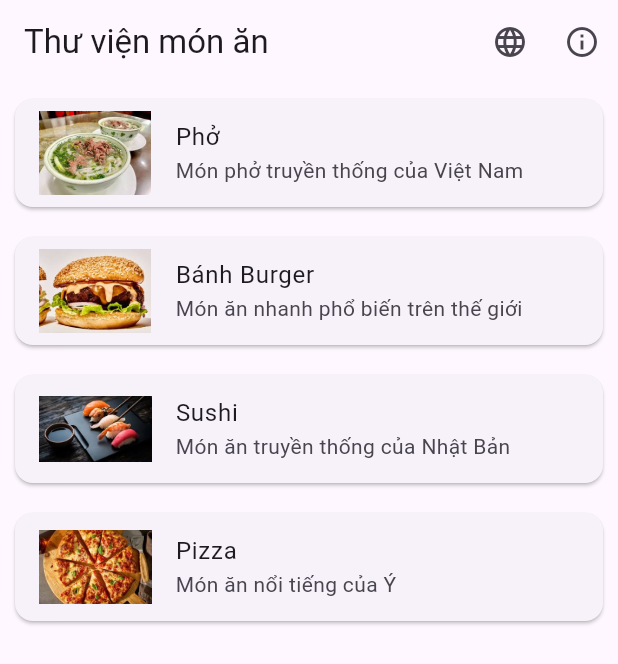
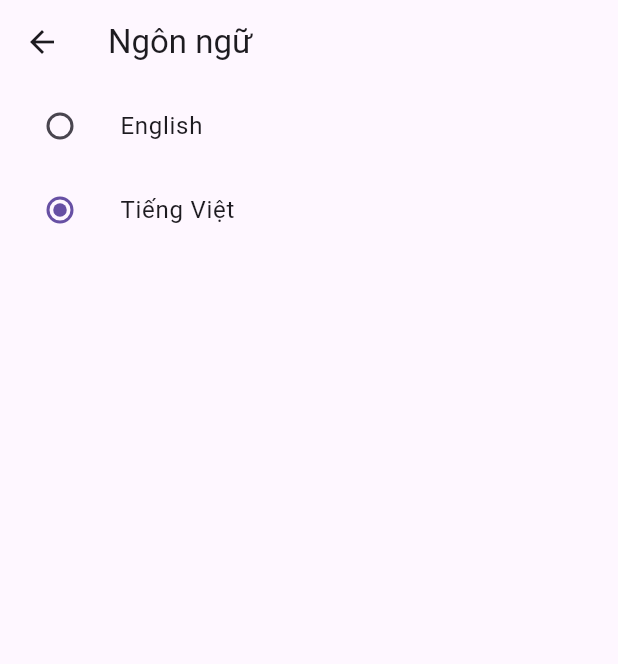
Before and after one commit to Duy414/2025_2_LTTBDD_N02_Nhom_5, a Flutter app: the screen it shows after launch, after a tap on the "language" icon, on a phone screen of 412 x 824 dp. Shown: the top 664 px of the screen. Run offline on Flutter 3.47's test engine with Material 3 defaults, Android fonts, the light colour scheme and no system bars.

Commit message:
chức năng đổi ngôn ngữ tiếng việt và tiếng anh

```diff
--- a/lib/main.dart
+++ b/lib/main.dart
@@ -13,13 +13,33 @@
   Food({required this.name, required this.description, required this.image});
 }
 
-class MyApp extends StatelessWidget {
+// class MyApp extends StatelessWidget {
+//   @override
+//   Widget build(BuildContext context) {
+//     return MaterialApp(
+//       debugShowCheckedModeBanner: false,
+//       home: FoodLibraryScreen(),
+//     );
+//   }
+// }
+class MyApp extends StatefulWidget {
+  @override
+  State<MyApp> createState() => _MyAppState();
+
+  static _MyAppState? of(BuildContext context) =>
+    context.findAncestorStateOfType<_MyAppState>();
+}
+
+class _MyAppState extends State<MyApp> {
+  void refresh(){
+    setState(() {});
+  }
   @override
   Widget build(BuildContext context) {
     return MaterialApp(
-      debugShowCheckedModeBanner: false,
-      home: FoodLibraryScreen(),
-    );
+       debugShowCheckedModeBanner: false,
+       home: FoodLibraryScreen(),
+     );
   }
 }
 
@@ -71,7 +91,12 @@
         actions: [
           IconButton(
             icon: Icon(Icons.language),
-            onPressed: () {},
+            onPressed: () {
+              Navigator.push(
+                context,
+                MaterialPageRoute(builder: (_) => ManLanguage()),
+              );
+            },
           ),
           IconButton(
             icon: Icon(Icons.info_outline),
@@ -97,3 +122,43 @@
     );
   }
 }
+class ManLanguage extends StatelessWidget {
+
+  @override
+  Widget build(BuildContext context) {
+    return Scaffold(
+      appBar: AppBar(title: Text("Ngôn ngữ")),
+
+      body: Column(
+        children: [
+
+          ListTile(
+            title: Text("English"),
+            leading: Radio(
+              value: Language.English,
+              groupValue: currentLanguage,
+              onChanged: (Language? value) {
+                currentLanguage = value!;
+                MyApp.of(context)!.refresh();
+                Navigator.pop(context);
+              },
+            ),
+          ),
+
+          ListTile(
+            title: Text("Tiếng Việt"),
+            leading: Radio(
+              value: Language.Vietnamese,
+              groupValue: currentLanguage,
+              onChanged: (Language? value) {
+                currentLanguage = value!;
+                MyApp.of(context)!.refresh();
+                Navigator.pop(context);
+              },
+            ),
+          ),
+        ],
+      ),
+    );
+  }
+}
```
